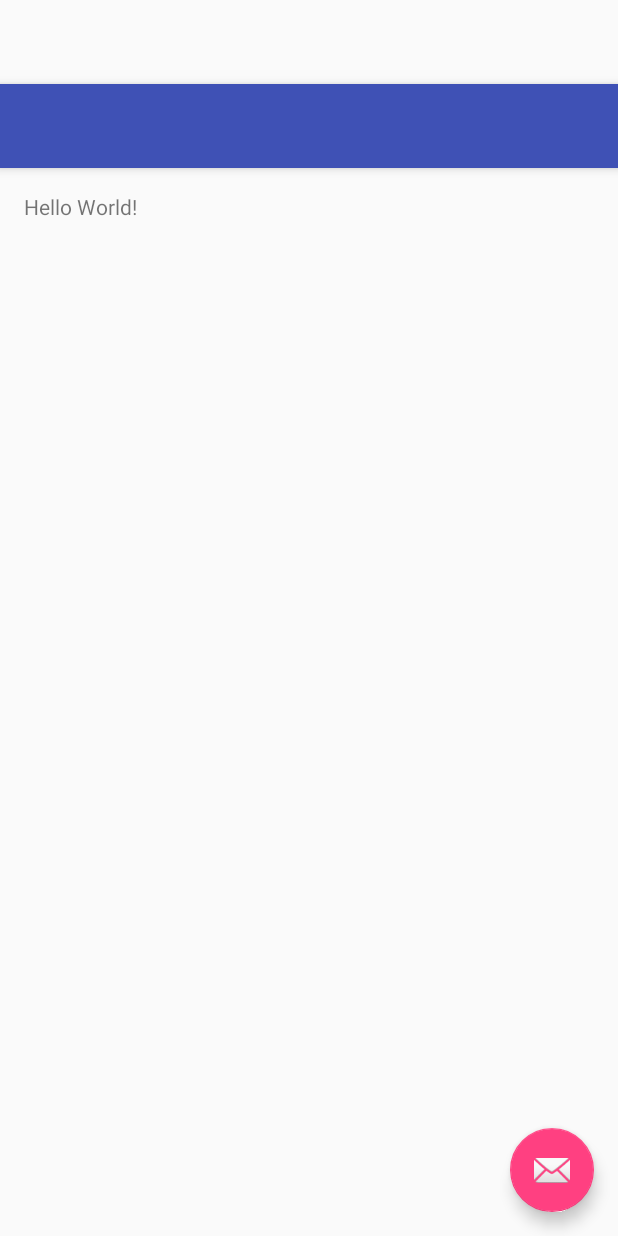
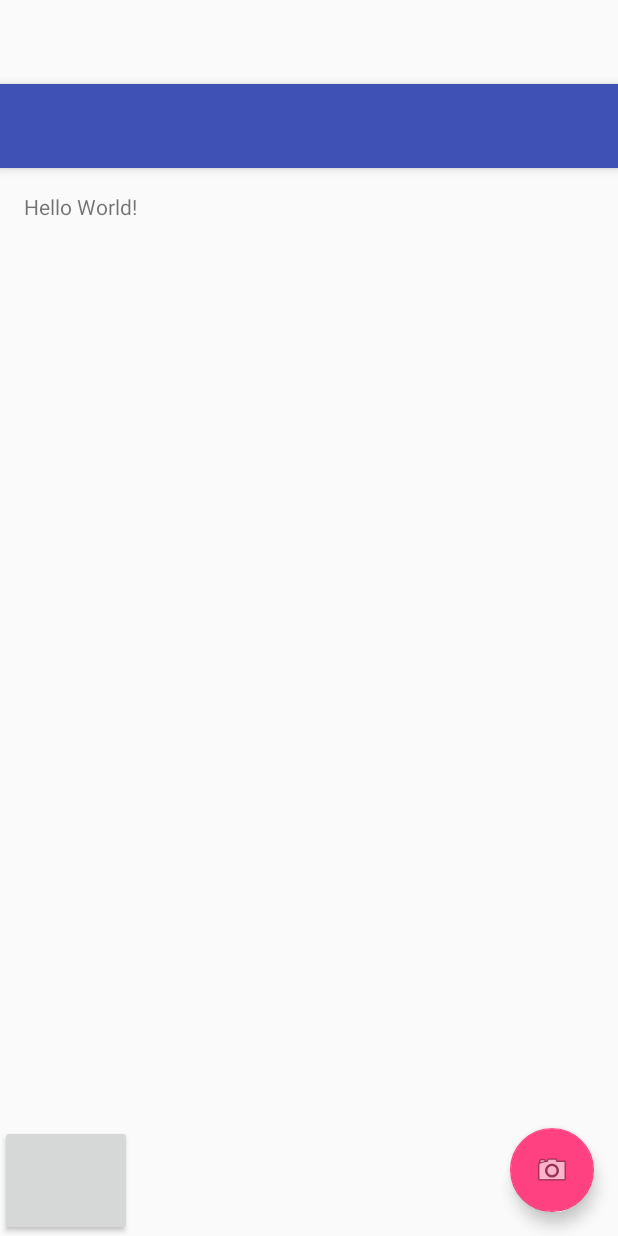
Before and after one commit to PatNeedham/TourBuzzy, an Android app: the layout activity_main.xml on its own in the app's theme, with its tools: preview values and no code run, on a phone screen of 412 x 824 dp. Run offline under Robolectric (Android 15) with nearby library versions, the phone set to English and light mode, and no system bars.

Commit message:
added button/fixed img size

```diff
--- a/app/src/main/java/com/thirteenglasses/tourbuzzy/MainActivity.java
+++ b/app/src/main/java/com/thirteenglasses/tourbuzzy/MainActivity.java
@@ -23,7 +23,7 @@ public class MainActivity extends AppCompatActivity {
         setContentView(R.layout.activity_main);
         Toolbar toolbar = (Toolbar) findViewById(R.id.toolbar);
         setSupportActionBar(toolbar);
-        IMG = (ImageView)findViewById(R.id.fab);
+        IMG = (ImageView)findViewById(R.id.IMG);
         FloatingActionButton fab = (FloatingActionButton) findViewById(R.id.fab);
         fab.setOnClickListener(new View.OnClickListener() {
             @Override
--- a/app/src/main/res/layout/activity_main.xml
+++ b/app/src/main/res/layout/activity_main.xml
@@ -7,7 +7,8 @@
     tools:context=".MainActivity">
 
     <android.support.design.widget.AppBarLayout android:layout_height="wrap_content"
-        android:layout_width="match_parent" android:theme="@style/AppTheme.AppBarOverlay">
+        android:layout_width="match_parent" android:theme="@style/AppTheme.AppBarOverlay"
+        android:background="@color/primary_material_light">
 
         <android.support.v7.widget.Toolbar android:id="@+id/toolbar"
             android:layout_width="match_parent" android:layout_height="?attr/actionBarSize"
@@ -18,14 +19,29 @@
     <include layout="@layout/content_main" />
 
     <ImageView
-        android:id="@+id/img"
-        android:layout_width="wrap_content"
-        android:layout_height="wrap_content"
-        android:scaleType="center" />
+        android:id="@+id/IMG"
+        android:layout_width="match_parent"
+        android:layout_height="match_parent"
+        android:scaleType="centerCrop" />
 
-    <android.support.design.widget.FloatingActionButton android:id="@+id/fab"
+    <android.support.design.widget.FloatingActionButton
+        android:id="@+id/fab"
         android:layout_width="wrap_content" android:layout_height="match_parent"
         android:layout_gravity="bottom|end" android:layout_margin="@dimen/fab_margin"
-        android:src="@android:drawable/ic_dialog_email" />
+        android:src="@android:drawable/ic_menu_camera" />
+
+    <Button android:layout_height="wrap_content"
+        android:src="@android:drawable/ic_menu_manage"
+        android:onClick="goButtonClicked" android:id="@+id/goButton"
+        android:textColor="#fff"
+        android:textColorHighlight="#000"
+        android:textSize="40sp"
+        android:typeface="monospace"
+        android:visibility="visible"
+        android:nestedScrollingEnabled="true"
+        android:clickable="true"
+        android:textAlignment="center"
+        android:layout_gravity="bottom"
+        android:layout_width="wrap_content" />
 
 </android.support.design.widget.CoordinatorLayout>
```
